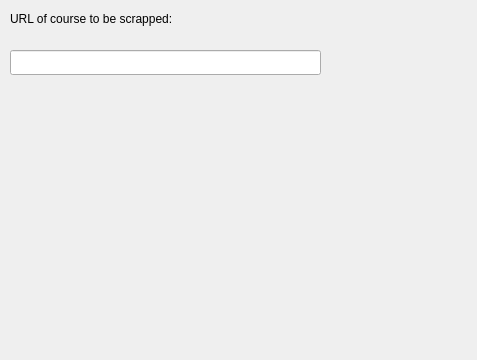
Above: memrise_scraper.ui from tombranfield/memrise_scraper before the change. Below: the same form after it.
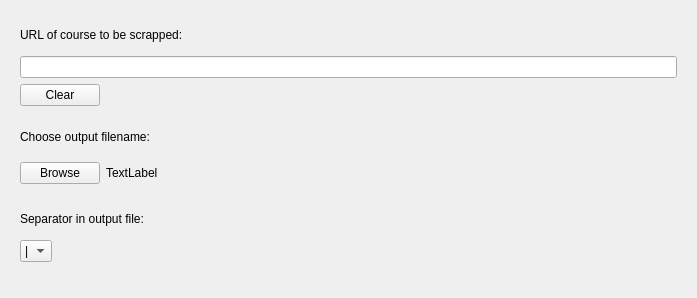
That is the form after the change.

Commit message: Added widgets for URL/filename/separator selection, and labels

Patch:
```diff
--- a/memrise_scraper.ui
+++ b/memrise_scraper.ui
@@ -6,37 +6,174 @@
    <rect>
     <x>0</x>
     <y>0</y>
-    <width>477</width>
-    <height>360</height>
+    <width>697</width>
+    <height>298</height>
    </rect>
   </property>
+  <property name="sizePolicy">
+   <sizepolicy hsizetype="Fixed" vsizetype="Fixed">
+    <horstretch>0</horstretch>
+    <verstretch>0</verstretch>
+   </sizepolicy>
+  </property>
   <property name="windowTitle">
    <string>Memrise Scraper</string>
   </property>
   <widget class="QWidget" name="centralwidget">
-   <widget class="QLabel" name="label_2">
-    <property name="geometry">
-     <rect>
-      <x>10</x>
-      <y>10</y>
-      <width>251</width>
-      <height>17</height>
-     </rect>
+   <layout class="QVBoxLayout" name="verticalLayout">
+    <property name="leftMargin">
+     <number>20</number>
     </property>
-    <property name="text">
-     <string>URL of course to be scrapped:</string>
+    <property name="topMargin">
+     <number>20</number>
     </property>
-   </widget>
-   <widget class="QLineEdit" name="url_entry">
-    <property name="geometry">
-     <rect>
-      <x>10</x>
-      <y>50</y>
-      <width>311</width>
-      <height>25</height>
-     </rect>
+    <property name="rightMargin">
+     <number>20</number>
     </property>
-   </widget>
+    <property name="bottomMargin">
+     <number>20</number>
+    </property>
+    <item>
+     <widget class="QLabel" name="label_2">
+      <property name="text">
+       <string>URL of course to be scrapped:</string>
+      </property>
+     </widget>
+    </item>
+    <item>
+     <widget class="QLineEdit" name="url_entry"/>
+    </item>
+    <item>
+     <widget class="QPushButton" name="clear_button">
+      <property name="sizePolicy">
+       <sizepolicy hsizetype="Fixed" vsizetype="Fixed">
+        <horstretch>0</horstretch>
+        <verstretch>0</verstretch>
+       </sizepolicy>
+      </property>
+      <property name="text">
+       <string>Clear</string>
+      </property>
+     </widget>
+    </item>
+    <item>
+     <spacer name="verticalSpacer">
+      <property name="orientation">
+       <enum>Qt::Vertical</enum>
+      </property>
+      <property name="sizeType">
+       <enum>QSizePolicy::Fixed</enum>
+      </property>
+      <property name="sizeHint" stdset="0">
+       <size>
+        <width>20</width>
+        <height>10</height>
+       </size>
+      </property>
+     </spacer>
+    </item>
+    <item>
+     <widget class="QLabel" name="label">
+      <property name="text">
+       <string>Choose output filename:</string>
+      </property>
+     </widget>
+    </item>
+    <item>
+     <layout class="QHBoxLayout" name="horizontalLayout_2">
+      <item>
+       <widget class="QPushButton" name="browse_button">
+        <property name="sizePolicy">
+         <sizepolicy hsizetype="Fixed" vsizetype="Fixed">
+          <horstretch>0</horstretch>
+          <verstretch>0</verstretch>
+         </sizepolicy>
+        </property>
+        <property name="text">
+         <string>Browse</string>
+        </property>
+       </widget>
+      </item>
+      <item>
+       <widget class="QLabel" name="output_filename_label">
+        <property name="text">
+         <string>TextLabel</string>
+        </property>
+       </widget>
+      </item>
+     </layout>
+    </item>
+    <item>
+     <spacer name="verticalSpacer_2">
+      <property name="orientation">
+       <enum>Qt::Vertical</enum>
+      </property>
+      <property name="sizeType">
+       <enum>QSizePolicy::Fixed</enum>
+      </property>
+      <property name="sizeHint" stdset="0">
+       <size>
+        <width>20</width>
+        <height>10</height>
+       </size>
+      </property>
+     </spacer>
+    </item>
+    <item>
+     <widget class="QLabel" name="label_3">
+      <property name="text">
+       <string>Separator in output file:</string>
+      </property>
+     </widget>
+    </item>
+    <item>
+     <layout class="QHBoxLayout" name="horizontalLayout">
+      <item>
+       <widget class="QComboBox" name="separator_box">
+        <item>
+         <property name="text">
+          <string>|</string>
+         </property>
+        </item>
+        <item>
+         <property name="text">
+          <string>,</string>
+         </property>
+        </item>
+       </widget>
+      </item>
+      <item>
+       <spacer name="horizontalSpacer">
+        <property name="orientation">
+         <enum>Qt::Horizontal</enum>
+        </property>
+        <property name="sizeHint" stdset="0">
+         <size>
+          <width>40</width>
+          <height>20</height>
+         </size>
+        </property>
+       </spacer>
+      </item>
+     </layout>
+    </item>
+    <item>
+     <spacer name="verticalSpacer_3">
+      <property name="orientation">
+       <enum>Qt::Vertical</enum>
+      </property>
+      <property name="sizeType">
+       <enum>QSizePolicy::Preferred</enum>
+      </property>
+      <property name="sizeHint" stdset="0">
+       <size>
+        <width>20</width>
+        <height>16</height>
+       </size>
+      </property>
+     </spacer>
+    </item>
+   </layout>
   </widget>
  </widget>
  <resources/>
```
The commit also changes 1 other file.
